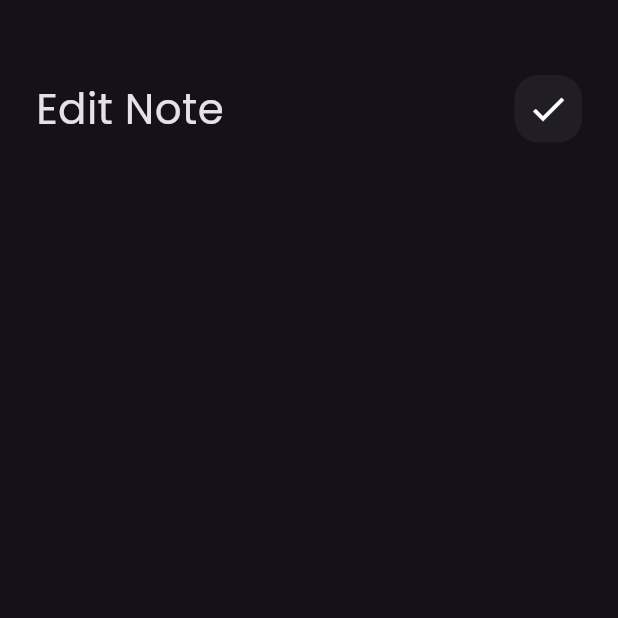
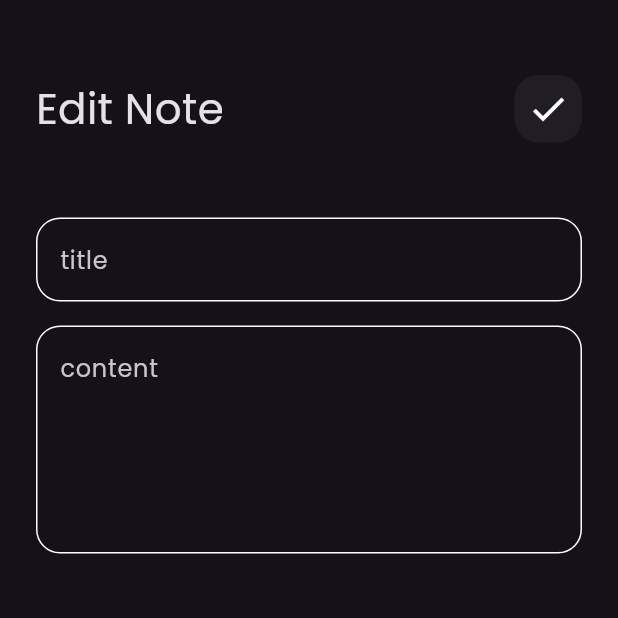
Before and after one commit to MouadKassid/notes_app, a Flutter app: the EditNoteView screen opened directly, on a phone screen of 412 x 824 dp, the top half of it. Run offline on Flutter 3.47's test engine with Material 3 defaults, Android fonts, the phone set to English and light mode, and no system bars; our stand-ins replace font_awesome_flutter.

Commit message:
edit note view ui

```diff
--- a/lib/views/widgets/edit_view_body.dart
+++ b/lib/views/widgets/edit_view_body.dart
@@ -1,5 +1,6 @@
 import 'package:flutter/material.dart';
 import 'package:notes_app/views/widgets/custom_app_bar.dart';
+import 'package:notes_app/views/widgets/custom_text_filed.dart';
 
 class EditeNoteViewBody extends StatelessWidget {
   const EditeNoteViewBody({super.key});
@@ -12,6 +13,10 @@ class EditeNoteViewBody extends StatelessWidget {
         children: const [
           SizedBox(height: 50),
           CustomAppBar(title: "Edit Note", icon: Icons.check),
+          SizedBox(height: 50),
+          CustomTextField(hint: "title"),
+          SizedBox(height: 16),
+          CustomTextField(hint: "content", maxLines: 5),
         ],
       ),
     );
```
